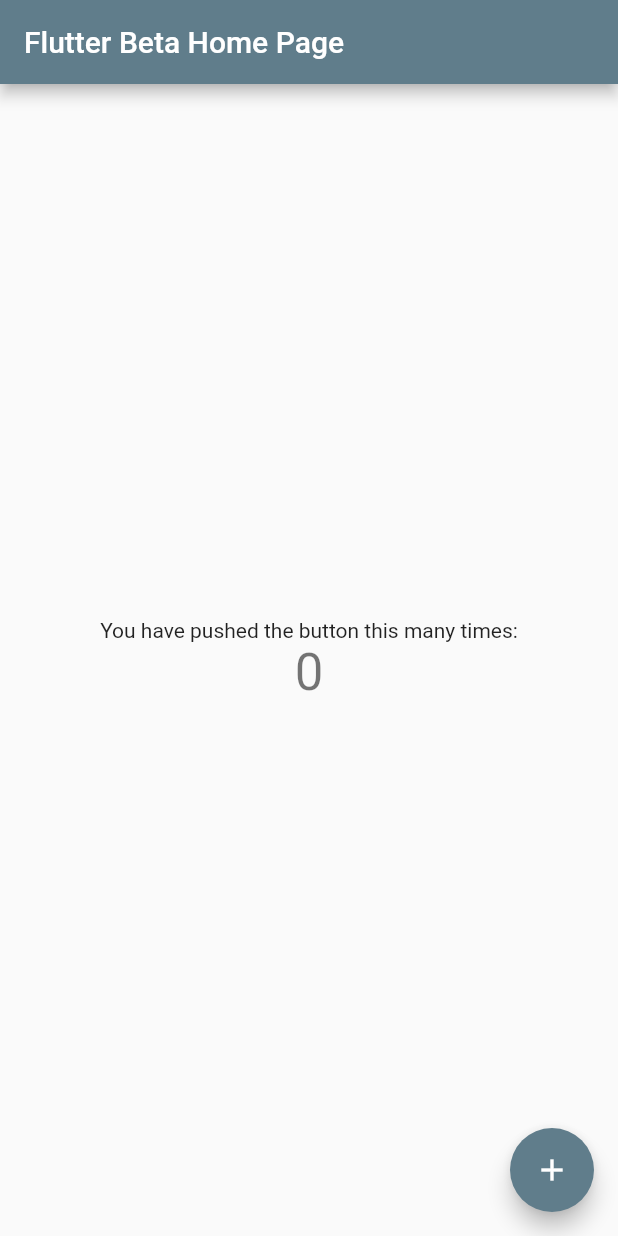
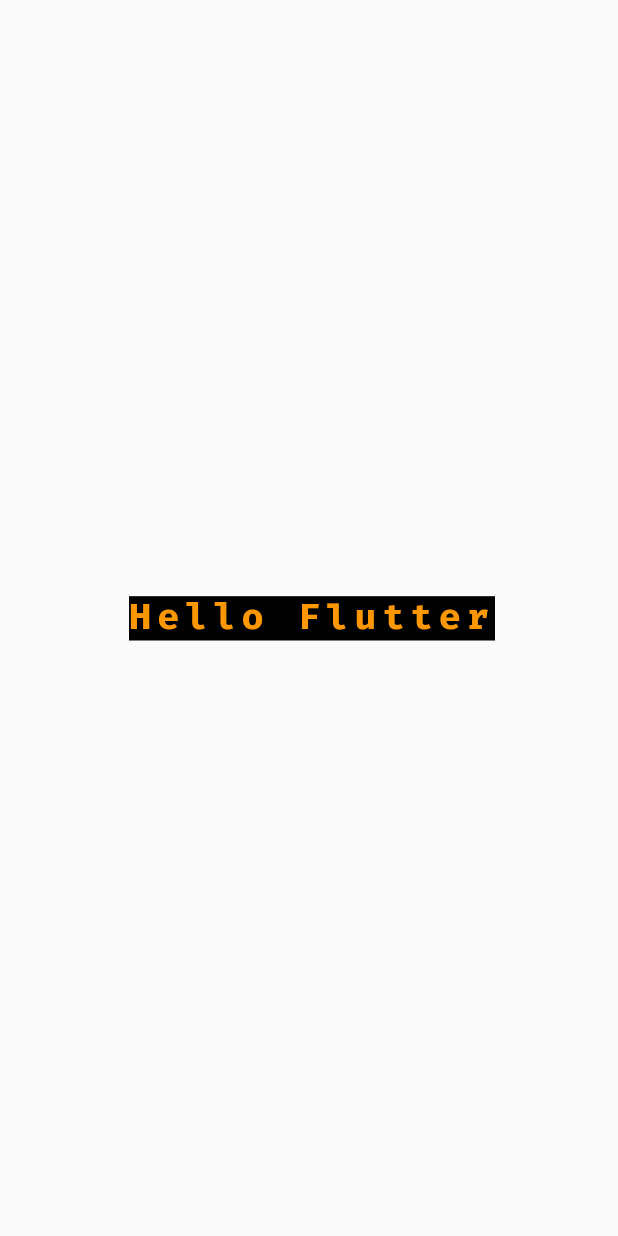
Before and after one commit to The-Closure/flutter_course_summer_2022, a Flutter app: the screen it shows after launch, on a phone screen of 412 x 824 dp. Run offline on Flutter 3.47's test engine with Material 2 defaults, Android fonts, the phone set to English and light mode, and no system bars.

Commit message:
text center container example

```diff
--- a/lib/main.dart
+++ b/lib/main.dart
@@ -24,92 +24,32 @@
         // is not restarted.
         primarySwatch: Colors.blueGrey,
       ),
-      home: const MyHomePage(title: 'Flutter Beta Home Page'),
+      home: const MyHomePage(),
     );
   }
 }
 
-class MyHomePage extends StatefulWidget {
-  const MyHomePage({Key? key, required this.title}) : super(key: key);
-
-  // This widget is the home page of your application. It is stateful, meaning
-  // that it has a State object (defined below) that contains fields that affect
-  // how it looks.
-
-  // This class is the configuration for the state. It holds the values (in this
-  // case the title) provided by the parent (in this case the App widget) and
-  // used by the build method of the State. Fields in a Widget subclass are
-  // always marked "final".
-
-  final String title;
-
-  @override
-  State<MyHomePage> createState() => _MyHomePageState();
-}
-
-class _MyHomePageState extends State<MyHomePage> {
-  int _counter = 0;
-
-  void _incrementCounter() {
-    setState(() {
-      // This call to setState tells the Flutter framework that something has
-      // changed in this State, which causes it to rerun the build method below
-      // so that the display can reflect the updated values. If we changed
-      // _counter without calling setState(), then the build method would not be
-      // called again, and so nothing would appear to happen.
-      _counter++;
-    });
-  }
+class MyHomePage extends StatelessWidget {
+  const MyHomePage({Key? key}) : super(key: key);
 
   @override
   Widget build(BuildContext context) {
-    // This method is rerun every time setState is called, for instance as done
-    // by the _incrementCounter method above.
-    //
-    // The Flutter framework has been optimized to make rerunning build methods
-    // fast, so that you can just rebuild anything that needs updating rather
-    // than having to individually change instances of widgets.
-    return Scaffold(
-      appBar: AppBar(
-        // Here we take the value from the MyHomePage object that was created by
-        // the App.build method, and use it to set our appbar title.
-        title: Text(widget.title),
-      ),
+    return const Scaffold(
       body: Center(
-        // Center is a layout widget. It takes a single child and positions it
-        // in the middle of the parent.
-        child: Column(
-          // Column is also a layout widget. It takes a list of children and
-          // arranges them vertically. By default, it sizes itself to fit its
-          // children horizontally, and tries to be as tall as its parent.
-          //
-          // Invoke "debug painting" (press "p" in the console, choose the
-          // "Toggle Debug Paint" action from the Flutter Inspector in Android
-          // Studio, or the "Toggle Debug Paint" command in Visual Studio Code)
-          // to see the wireframe for each widget.
-          //
-          // Column has various properties to control how it sizes itself and
-          // how it positions its children. Here we use mainAxisAlignment to
-          // center the children vertically; the main axis here is the vertical
-          // axis because Columns are vertical (the cross axis would be
-          // horizontal).
-          mainAxisAlignment: MainAxisAlignment.center,
-          children: <Widget>[
-            const Text(
-              'You have pushed the button this many times:',
-            ),
-            Text(
-              '$_counter',
-              style: Theme.of(context).textTheme.headline4,
-            ),
-          ],
+        child: Padding(
+          padding: EdgeInsets.only(bottom: 0, left: 0, right: 0, top: 0),
+          child: Text(
+            'Hello Flutter',
+            style: TextStyle(
+                color: Colors.orange,
+                backgroundColor: Colors.black,
+                fontSize: 24,
+                letterSpacing: 4,
+                fontWeight: FontWeight.bold,
+                fontFamily: 'firaCode'),
+          ),
         ),
       ),
-      floatingActionButton: FloatingActionButton(
-        onPressed: _incrementCounter,
-        tooltip: 'Increment',
-        child: const Icon(Icons.add),
-      ), // This trailing comma makes auto-formatting nicer for build methods.
     );
   }
 }
```
Also changed, not shown: pubspec.yaml (+4 -6 lines), fonts/FiraCode.ttf (added).
